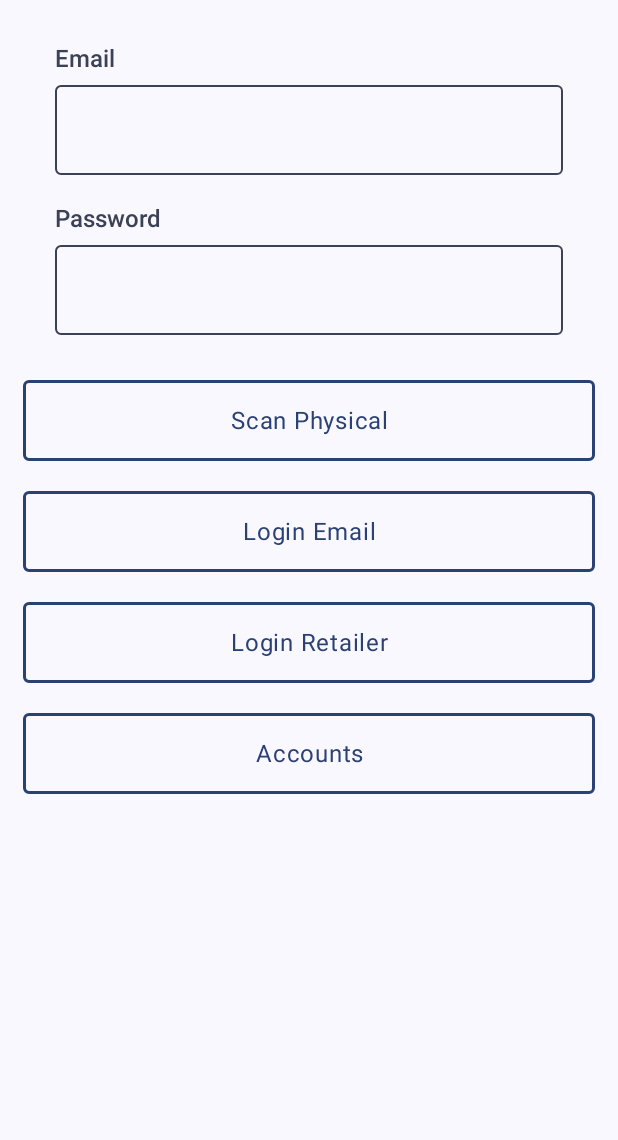
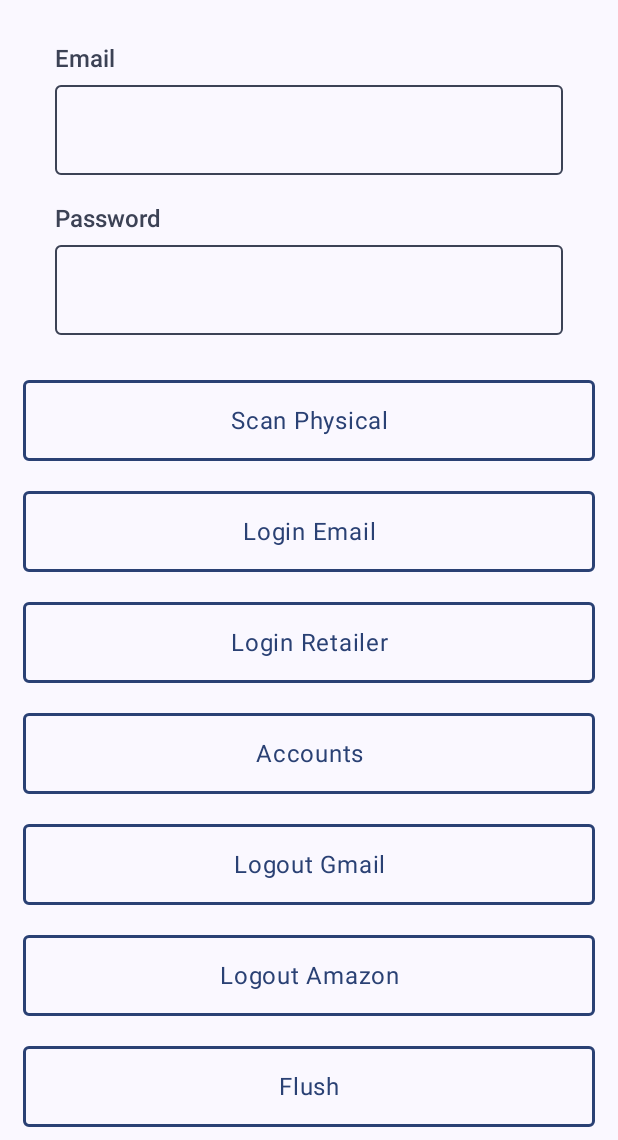
Before and after one commit to tiki/capture-receipt-android, an Android app built with Jetpack Compose: the screen it shows after launch (MainActivity), on a phone screen of 412 x 824 dp, the part 96-1236 px from its top. Run offline under Robolectric (Android 15) with nearby library versions, the phone set to English and light mode, and no system bars; libraries missing offline, so code that uses them is left out: com.microblink, com.microblink.core, com.microblink.digital, com.microblink.linking, com.mytiki.tiki_sdk_android; 12 statements that could not run were skipped.

Commit message:
logout work

```diff
--- a/CaptureReceipt/example/src/main/java/com/mytiki/sdk/capture/receipt/capacitor/MainActivity.kt
+++ b/CaptureReceipt/example/src/main/java/com/mytiki/sdk/capture/receipt/capacitor/MainActivity.kt
@@ -156,6 +156,21 @@ class MainActivity : AppCompatActivity() {
                                 accountsOutput = list.map{it.username to it.accountCommon.name}.toString()
                             }
                         }
+
+                        Spacer(modifier = Modifier.height(20.dp))
+                        MainButton(text = "Logout Gmail") {
+                            CaptureReceipt.logout(this@MainActivity, username, AccountCommon.GMAIL, {loginOutput = "worked"}){errorOutput = it}
+                        }
+                        Spacer(modifier = Modifier.height(20.dp))
+                        MainButton(text = "Logout Amazon") {
+                            CaptureReceipt.logout(this@MainActivity, username, AccountCommon.AMAZON, {loginOutput = "worked"}){errorOutput = it}
+                        }
+                        Spacer(modifier = Modifier.height(20.dp))
+                        MainButton(text = "Flush") {
+                            CaptureReceipt.logout(this@MainActivity, {loginOutput = "worked"}){errorOutput = it}
+                        }
+
+                        Spacer(modifier = Modifier.height(40.dp))
                     }
                 }
             }
--- a/CaptureReceipt/src/main/java/com/mytiki/sdk/capture/receipt/capacitor/email/Email.kt
+++ b/CaptureReceipt/src/main/java/com/mytiki/sdk/capture/receipt/capacitor/email/Email.kt
@@ -21,6 +21,7 @@ import com.microblink.digital.ProviderSetupDialogFragment
 import com.microblink.digital.ProviderSetupOptions
 import com.microblink.digital.ProviderSetupResults
 import com.mytiki.capture_receipt.email.EmailEnum
+import com.mytiki.capture_receipt.email.deleteImapScanTime
 import com.mytiki.capture_receipt.email.getImapScanTime
 import com.mytiki.capture_receipt.email.setImapScanTime
 import com.mytiki.sdk.capture.receipt.capacitor.account.Account
@@ -272,7 +273,7 @@ class Email(
                     ).value
                 }
                 client.clearLastCheckedTime(Provider.valueOf(account.accountCommon.id))
-                //context.deleteImapScanTime()
+                context.deleteImapScanTime()
                 client.logout(passwordCredentials).addOnSuccessListener {
                     onRemove()
                 }.addOnFailureListener {
```
Also changed, not shown: CaptureReceipt/src/main/java/com/mytiki/sdk/capture/receipt/capacitor/CaptureReceipt.kt (+18 -2 lines).
